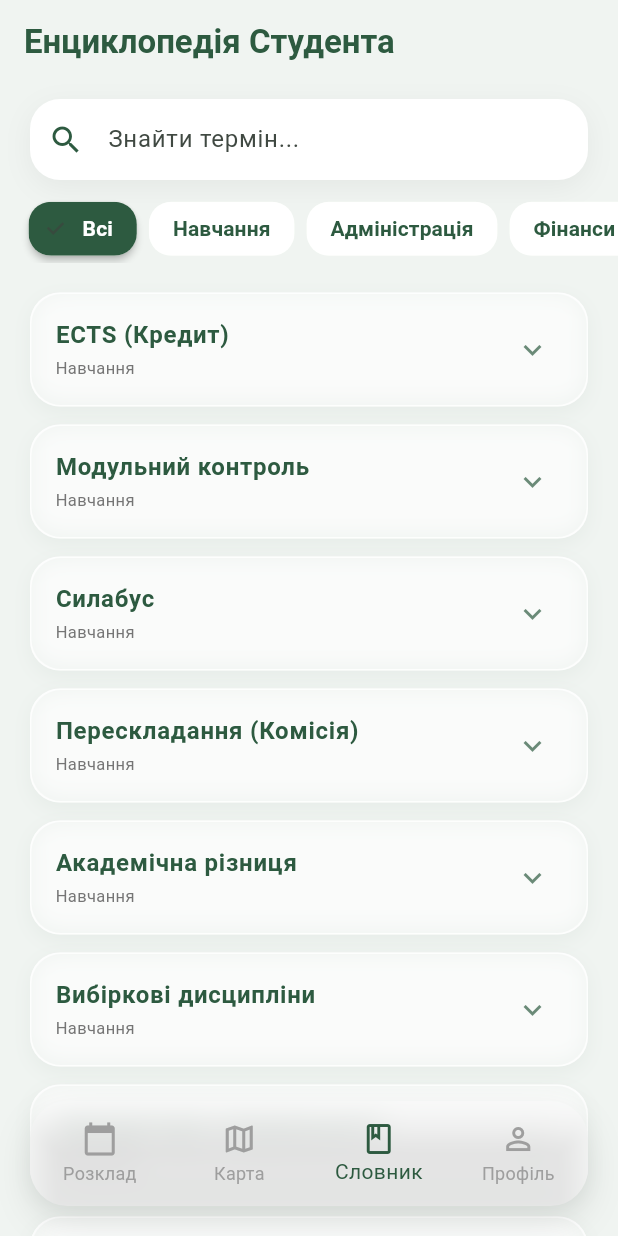
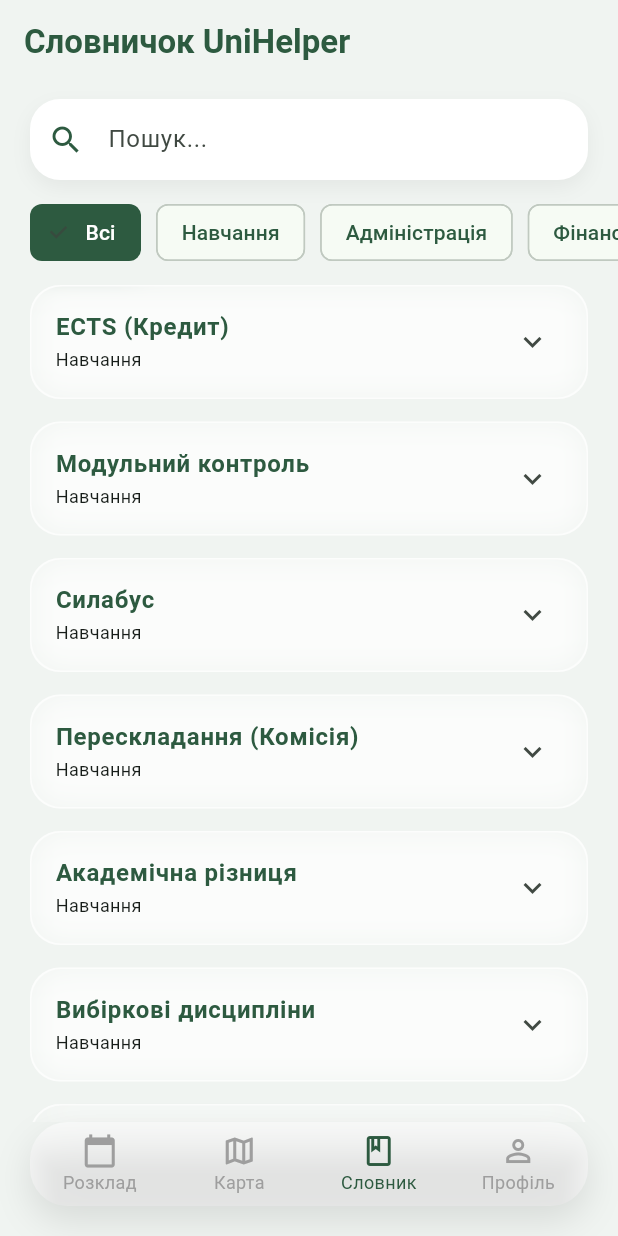
Before and after one commit to viktoriiayakivchuk/uni_helper, a Flutter app: the screen it shows after launch, item 3 of the bottom bar chosen, on a phone screen of 412 x 824 dp. Run offline on Flutter 3.47's test engine with Material 3 defaults, Android fonts, the phone set to English and light mode, and no system bars.

Commit message:
fix: resolve global overflow error and expand glossary content

```diff
--- a/lib/features/glossary/presentation/pages/glossary_page.dart
+++ b/lib/features/glossary/presentation/pages/glossary_page.dart
@@ -15,137 +15,135 @@
 
   final List<String> _categories = ['Всі', 'Навчання', 'Адміністрація', 'Фінанси', 'Побут', 'Права', 'Наука'];
 
-  // Значно розширений список термінів (Вимога №3)
+  // Максимально розширений список термінів (Вимога №3)
   final List<GlossaryItem> _allItems = [
     // --- НАВЧАННЯ ---
     GlossaryItem(
       term: 'ECTS (Кредит)',
-      definition: 'Європейська система перенесення і накопичення кредитів. 1 кредит дорівнює 30 академічним годинам. Для отримання диплома бакалавра необхідно успішно опанувати програму обсягом 240 кредитів. Це "валюта" вашого навчання.',
+      definition: 'Європейська система перенесення і накопичення кредитів. 1 кредит дорівнює 30 академічним годинам. Для отримання диплома бакалавра необхідно опанувати 240 кредитів. Це "валюта" вашого навчання.',
       category: 'Навчання'
     ),
     GlossaryItem(
       term: 'Модульний контроль',
-      definition: 'Перевірка знань після вивчення частини дисципліни. Зазвичай за семестр проводиться 2 модулі. Оцінки за них сумуються з балами за практичні, що формує ваш підсумковий рейтинг без іспиту (автомат).',
+      definition: 'Перевірка знань після вивчення частини дисципліни. Зазвичай проводиться 2 модулі на семестр. Оцінки сумуються з балами за практичні, формуючи "автомат".',
       category: 'Навчання'
     ),
     GlossaryItem(
       term: 'Силабус',
-      definition: 'Ваш головний документ з предмета. Тут прописано: за що ставлять бали, де брати літературу, графік дедлайнів та правила перескладання. Якщо викладач змінює правила "на ходу" — посилайтеся на силабус.',
+      definition: 'Ваш головний документ з предмета. Тут прописано: за що ставлять бали, де брати літературу, графік дедлайнів та правила перескладання.',
       category: 'Навчання'
     ),
     GlossaryItem(
       term: 'Перескладання (Комісія)',
-      definition: 'Остання спроба здати предмет. Якщо ви не здали іспит викладачу з двох спроб, призначається комісія (декілька викладачів). Провал на комісії зазвичай веде до відрахування або повторного курсу.',
+      definition: 'Остання спроба здати предмет. Якщо не здали іспит з двох спроб, призначається комісія викладачів. Провал на комісії зазвичай веде до відрахування.',
       category: 'Навчання'
     ),
     GlossaryItem(
       term: 'Академічна різниця',
-      definition: 'Перелік предметів, які студент має доздати при переведенні на іншу спеціальність або в інший університет. Виникає через розбіжності в навчальних планах.',
+      definition: 'Перелік предметів, які студент має доздати при переведенні на іншу спеціальність через розбіжності в навчальних планах.',
       category: 'Навчання'
     ),
     GlossaryItem(
       term: 'Вибіркові дисципліни',
-      definition: 'Предмети, які ви обираєте самостійно (зазвичай 25% від усієї програми). Це можливість вивчати те, що вам дійсно цікаво, навіть з інших факультетів.',
+      definition: 'Предмети, які ви обираєте самостійно (25% програми). Можливість вивчати те, що вам цікаво, навіть з інших факультетів.',
       category: 'Навчання'
     ),
     GlossaryItem(
-      term: 'Акредитація спеціальності',
-      definition: 'Державна перевірка якості навчання. Якщо спеціальність не акредитована, університет не має права видавати дипломи державного зразка. Завжди перевіряйте статус акредитації!',
+      term: 'Акредитація',
+      definition: 'Державна перевірка якості навчання. Без акредитації університет не має права видавати дипломи державного зразка.',
       category: 'Навчання'
     ),
 
     // --- АДМІНІСТРАЦІЯ ---
     GlossaryItem(
       term: 'Деканат',
-      definition: 'Центральний офіс факультету. Очолюється деканом. Тут ви замовляєте студентський, довідки про навчання (для військкомату чи соцзахисту) та погоджуєте індивідуальні графіки.',
+      definition: 'Центральний офіс факультету. Тут замовляють студентські квитки, довідки про навчання та погоджують індивідуальні графіки.',
       category: 'Адміністрація'
     ),
     GlossaryItem(
       term: 'Вчена рада',
-      definition: 'Колегіальний орган, що приймає ключові рішення: від затвердження тем дисертацій до вибору ректора. Студенти також мають своїх представників у Вченій раді.',
+      definition: 'Колегіальний орган, що приймає стратегічні рішення: від затвердження тем дисертацій до вибору ректора.',
       category: 'Адміністрація'
     ),
     GlossaryItem(
       term: 'Навчальна частина',
-      definition: 'Технічний відділ, що формує розклад пар та іспитів для всього університету. Якщо в розкладі помилка або накладка аудиторій — це питання до них.',
+      definition: 'Відділ, що формує розклад пар та іспитів. Якщо в розкладі накладка аудиторій — це питання до них.',
       category: 'Адміністрація'
     ),
     GlossaryItem(
       term: 'Кафедра',
-      definition: 'Базовий підрозділ, де працюють викладачі вашого профілю. Кожен студент "закріплений" за певною кафедрою, де він обирає наукового керівника для курсових робіт.',
+      definition: 'Базовий підрозділ викладачів вашого профілю. Кожен студент закріплений за кафедрою для вибору наукового керівника.',
       category: 'Адміністрація'
     ),
 
     // --- ФІНАНСИ ---
     GlossaryItem(
       term: 'Рейтинговий бал',
-      definition: 'Число, що визначає ваше місце у черзі на стипендію. Формула: середній бал сесії (вага 0.9) + додаткові бали за науку/спорт/активізм (вага 0.1).',
+      definition: 'Число для черги на стипендію. Складається з середнього балу сесії (90%) та додаткових балів за активність (10%).',
       category: 'Фінанси'
     ),
     GlossaryItem(
       term: 'Податкова знижка',
-      definition: 'Повернення державою 18% від вартості контракту. Оформити її можуть батьки, які офіційно працюють, або сам студент, якщо він працевлаштований офіційно.',
+      definition: 'Повернення державою 18% вартості контракту. Оформити можуть батьки, які працюють офіційно, або сам студент.',
       category: 'Фінанси'
     ),
     GlossaryItem(
       term: 'Соціальна стипендія',
-      definition: 'Виплата для пільгових категорій (ВПО, діти учасників БД, сироти). Вона фіксована і не залежить від місця в рейтингу, але потребує вчасного подання документів у соцвідділ.',
+      definition: 'Фіксована виплата для пільгових категорій (ВПО, сироти). Не залежить від місця в рейтингу успішності.',
       category: 'Фінанси'
     ),
 
     // --- ПОБУТ ---
     GlossaryItem(
       term: 'Коворкінг',
-      definition: 'Простір для навчання з безкоштовним Wi-Fi та розетками. Часто розташовані в бібліотеках або центральних корпусах. Ідеальне місце для роботи над груповими проєктами.',
+      definition: 'Простір для навчання з Wi-Fi та розетками. Ідеальне місце для роботи над проєктами між парами.',
       category: 'Побут'
     ),
     GlossaryItem(
       term: 'Студентське містечко',
-      definition: 'Комплекс гуртожитків. Має свою адміністрацію (дирекцію студмістечка), яка відповідає за поселення, перепустки та оплату за проживання.',
+      definition: 'Комплекс гуртожитків зі своєю адміністрацією, що відповідає за поселення та побутові умови.',
       category: 'Побут'
     ),
     GlossaryItem(
       term: 'Старостат',
-      definition: 'Збори всіх старост факультету з деканом. Місце, де оголошують найважливіші новини та вирішують організаційні питання груп.',
+      definition: 'Збори старост груп із деканом факультету для вирішення організаційних питань.',
       category: 'Побут'
     ),
 
     // --- ПРАВА ---
     GlossaryItem(
       term: 'Академічна свобода',
-      definition: 'Право студента на власний погляд та критику ідей. Викладач не має права занижувати бал лише через те, що ваша думка не збігається з його власною.',
+      definition: 'Право студента на власний погляд. Викладач не має права занижувати бал через розбіжність у думках.',
       category: 'Права'
     ),
     GlossaryItem(
-      term: 'Студентський омбудсмен',
-      definition: 'Захисник інтересів студентів. До нього йдуть, якщо ви стали свідком корупції, булінгу з боку викладачів або порушення ваших прав у гуртожитку.',
+      term: 'Омбудсмен',
+      definition: 'Захисник інтересів студентів. До нього йдуть у випадках корупції, булінгу або порушення прав.',
       category: 'Права'
     ),
     GlossaryItem(
-      term: 'Академічна доброчесність',
-      definition: 'Правила чесного навчання: жодного плагіату чи списування. За порушення (наприклад, копіювання чужої курсової) можуть анулювати роботу або відрахувати.',
+      term: 'Доброчесність',
+      definition: 'Правила чесного навчання: без плагіату та списування. Порушення може призвести до відрахування.',
       category: 'Права'
     ),
 
     // --- НАУКА ---
     GlossaryItem(
       term: 'Тези доповіді',
-      definition: 'Стислий виклад вашого дослідження (1-2 сторінки). Публікація тез у збірнику конференції дає додаткові бали до рейтингу на стипендію.',
+      definition: 'Короткий виклад дослідження (1-2 сторінки). Дає додаткові бали до стипендіального рейтингу.',
       category: 'Наука'
     ),
     GlossaryItem(
       term: 'Індекс Гірша',
-      definition: 'Показник популярності вченого. Якщо ви бачите високий індекс у свого викладача — це знак того, що він реальний фахівець, якого цитують колеги.',
+      definition: 'Показник популярності вченого. Високий індекс свідчить про реальний внесок у науку та цитування колегами.',
       category: 'Наука'
     ),
     GlossaryItem(
-      term: 'Плагіат (Unicheck)',
-      definition: 'Використання чужих текстів без посилань. Більшість університетів перевіряють роботи через систему Unicheck. Допустимий відсоток унікальності зазвичай вище 70-80%.',
+      term: 'Unicheck',
+      definition: 'Професійна система перевірки робіт на плагіат. Більшість університетів вимагають унікальність вище 70-80%.',
       category: 'Наука'
     ),
   ];
-
-
 
   List<GlossaryItem> _filteredItems = [];
 
@@ -170,14 +168,15 @@
     return Scaffold(
       backgroundColor: const Color(0xFFF0F4F1),
       appBar: AppBar(
-        title: const Text('Енциклопедія Студента',
+        title: const Text('Словничок UniHelper',
           style: TextStyle(color: Color(0xFF2D5A40), fontWeight: FontWeight.bold)),
         backgroundColor: Colors.transparent,
         elevation: 0,
       ),
-      body: Column(
+      body: SafeArea( // Забезпечує відступи від країв екрана
+        child: Column(
           children: [
-          // Блок пошуку (Soft UI)
+            // Пошук
             Padding(
               padding: const EdgeInsets.symmetric(horizontal: 20, vertical: 10),
               child: Container(
@@ -185,14 +184,14 @@
                   color: Colors.white,
                   borderRadius: BorderRadius.circular(20),
                   boxShadow: [
-                  BoxShadow(color: Colors.black.withOpacity(0.05), blurRadius: 15, offset: const Offset(0, 5)),
+                    BoxShadow(color: Colors.black.withOpacity(0.05), blurRadius: 10, offset: const Offset(0, 5)),
                   ],
                 ),
                 child: TextField(
                   controller: _searchController,
                   onChanged: (_) => _applyFilters(),
                   decoration: const InputDecoration(
-                  hintText: 'Знайти термін...',
+                    hintText: 'Пошук...',
                     prefixIcon: Icon(Icons.search, color: Color(0xFF2D5A40)),
                     border: InputBorder.none,
                     contentPadding: EdgeInsets.symmetric(vertical: 15),
@@ -201,96 +200,61 @@
               ),
             ),
 
-          // Горизонтальний вибір категорій
+            // Селектор категорій
             SizedBox(
-            height: 45,
+              height: 50,
               child: ListView.builder(
                 scrollDirection: Axis.horizontal,
                 padding: const EdgeInsets.symmetric(horizontal: 15),
                 itemCount: _categories.length,
                 itemBuilder: (context, index) {
-                final category = _categories[index];
-                final isSelected = _selectedCategory == category;
+                  final cat = _categories[index];
+                  final isSelected = _selectedCategory == cat;
                   return Padding(
-                  padding: const EdgeInsets.symmetric(horizontal: 4),
+                    padding: const EdgeInsets.symmetric(horizontal: 5),
                     child: ChoiceChip(
-                    label: Text(category),
+                      label: Text(cat),
                       selected: isSelected,
                       onSelected: (val) {
                         setState(() {
-                        _selectedCategory = category;
+                          _selectedCategory = cat;
                           _applyFilters();
                         });
                       },
                       selectedColor: const Color(0xFF2D5A40),
-                    backgroundColor: Colors.white,
-                    labelStyle: TextStyle(
-                      color: isSelected ? Colors.white : const Color(0xFF2D5A40),
-                      fontWeight: FontWeight.bold
-                    ),
-                    shape: RoundedRectangleBorder(borderRadius: BorderRadius.circular(15)),
-                    side: BorderSide.none,
-                    elevation: 2,
+                      labelStyle: TextStyle(color: isSelected ? Colors.white : const Color(0xFF2D5A40)),
                     ),
                   );
                 },
               ),
             ),
 
-          const SizedBox(height: 10),
-
-          // Список термінів
+            // Список (Expanded вирішує overflow)
             Expanded(
-            child: _filteredItems.isEmpty
-              ? const Center(child: Text('Термін не знайдено'))
-              : ListView.builder(
-                  padding: const EdgeInsets.symmetric(horizontal: 20, vertical: 10),
+              child: ListView.builder(
+                padding: const EdgeInsets.fromLTRB(20, 10, 20, 100), // Нижній відступ 100 для BottomBar
                 itemCount: _filteredItems.length,
                 itemBuilder: (context, index) {
+                  final item = _filteredItems[index];
                   return Container(
-                      margin: const EdgeInsets.only(bottom: 12),
+                    margin: const EdgeInsets.only(bottom: 15),
                     decoration: BoxDecoration(
-                        color: Colors.white.withOpacity(0.8),
+                      color: Colors.white.withOpacity(0.7),
                       borderRadius: BorderRadius.circular(20),
-                        border: Border.all(color: Colors.white.withOpacity(0.5)),
-                        boxShadow: [
-                          BoxShadow(
-                            color: const Color(0xFF2D5A40).withOpacity(0.05),
-                            blurRadius: 10,
-                            offset: const Offset(0, 4),
-                          ),
-                        ],
+                      border: Border.all(color: Colors.white.withOpacity(0.3)),
                     ),
                     child: ClipRRect(
                       borderRadius: BorderRadius.circular(20),
                       child: BackdropFilter(
-                          filter: ImageFilter.blur(sigmaX: 8, sigmaY: 8),
+                        filter: ImageFilter.blur(sigmaX: 10, sigmaY: 10),
                         child: ExpansionTile(
                           iconColor: const Color(0xFF2D5A40),
-                            collapsedIconColor: const Color(0xFF2D5A40).withOpacity(0.7),
-                            title: Text(
-                              _filteredItems[index].term,
-                              style: const TextStyle(
-                                fontWeight: FontWeight.bold,
-                                color: Color(0xFF2D5A40),
-                                fontSize: 16
-                              ),
-                            ),
-                            subtitle: Text(
-                              _filteredItems[index].category,
-                              style: TextStyle(color: Colors.grey[600], fontSize: 11),
-                            ),
+                          title: Text(item.term, style: const TextStyle(fontWeight: FontWeight.bold, color: Color(0xFF2D5A40))),
+                          subtitle: Text(item.category, style: const TextStyle(fontSize: 12)),
                           children: [
                             Padding(
-                                padding: const EdgeInsets.fromLTRB(16, 0, 16, 16),
-                                child: Text(
-                                  _filteredItems[index].definition,
-                                  style: const TextStyle(
-                                    fontSize: 14,
-                                    height: 1.6,
-                                    color: Colors.black87
-                                  ),
-                                ),
+                              padding: const EdgeInsets.all(16),
+                              child: Text(item.definition, style: const TextStyle(height: 1.4)),
                             ),
                           ],
                         ),
@@ -302,6 +266,7 @@
             ),
           ],
         ),
+      ),
     );
   }
 }
--- a/lib/features/navigation/presentation/pages/main_screen.dart
+++ b/lib/features/navigation/presentation/pages/main_screen.dart
@@ -2,6 +2,7 @@
 import 'package:flutter/material.dart';
 import '../../../schedule/presentation/pages/pages/schedule_page.dart';
 import '../../../glossary/presentation/pages/glossary_page.dart';
+
 class MainScreen extends StatefulWidget {
   const MainScreen({super.key});
 
@@ -12,11 +13,10 @@
 class _MainScreenState extends State<MainScreen> {
   int _selectedIndex = 0;
 
-  // Список сторінок згідно з вимогами 1, 2, 3...
   static const List<Widget> _pages = [
-    SchedulePage(), // Вимога №2
-    Center(child: Text('Карта (Заглушка)')), // Вимога №1
-    GlossaryPage(), // Вимога №3
+    SchedulePage(),
+    Center(child: Text('Карта (Заглушка)')),
+    GlossaryPage(),
     Center(child: Text('Профіль')),
   ];
 
@@ -29,13 +29,20 @@
   @override
   Widget build(BuildContext context) {
     return Scaffold(
-      extendBody: true, // Важливо для прозорості BottomNavigationBar
-      body: _pages[_selectedIndex],
-      bottomNavigationBar: Container(
-        margin: const EdgeInsets.all(20),
-        height: 70,
+      // extendBody залишаємо для ефекту прозорості під баром
+      extendBody: true,
+      // Використовуємо IndexedStack, щоб зберігати стан сторінок при перемиканні
+      body: IndexedStack(
+        index: _selectedIndex,
+        children: _pages,
+      ),
+      bottomNavigationBar: Padding(
+        // Додаємо відступи, щоб створити ефект "плаваючої" панелі Soft UI
+        padding: const EdgeInsets.fromLTRB(20, 0, 20, 20),
+        child: Container(
+          // ПРИБРАНО жорстку висоту height: 70, яка викликала overflow
           decoration: BoxDecoration(
-          borderRadius: BorderRadius.circular(25), // Soft UI: BorderRadius 20+
+            borderRadius: BorderRadius.circular(25),
             boxShadow: [
               BoxShadow(
                 color: Colors.black.withOpacity(0.1),
@@ -51,11 +58,14 @@
               child: BottomNavigationBar(
                 currentIndex: _selectedIndex,
                 onTap: _onItemTapped,
-              backgroundColor: Colors.white.withOpacity(0.7), // Glassmorphism
-              selectedItemColor: const Color(0xFF2D5A40), // Наш бренд-колір
+                backgroundColor: Colors.white.withOpacity(0.7),
+                selectedItemColor: const Color(0xFF2D5A40),
                 unselectedItemColor: Colors.grey,
                 showSelectedLabels: true,
                 type: BottomNavigationBarType.fixed,
+                // Додаємо невеликий внутрішній відступ для іконок
+                selectedFontSize: 12,
+                unselectedFontSize: 12,
                 items: const [
                   BottomNavigationBarItem(icon: Icon(Icons.calendar_today), label: 'Розклад'),
                   BottomNavigationBarItem(icon: Icon(Icons.map_outlined), label: 'Карта'),
@@ -66,6 +76,7 @@
             ),
           ),
         ),
+      ),
     );
   }
 }
--- a/lib/features/schedule/presentation/pages/pages/schedule_page.dart
+++ b/lib/features/schedule/presentation/pages/pages/schedule_page.dart
@@ -24,18 +24,18 @@
           ),
         ),
       ),
-      body: SingleChildScrollView(
-        padding: const EdgeInsets.fromLTRB(20, 100, 20, 20),
+      body: const SingleChildScrollView(
+        padding: EdgeInsets.fromLTRB(20, 100, 20, 20),
         child: Column(
           children: [
             // Тут будуть ваші віджети перемикача та календаря
-            const SizedBox(height: 20),
+            SizedBox(height: 20),
             LessonCard(
               title: "Процедурне програмування",
               time: "9:00 – 10:30",
               type: "Лекція",
               teacher: "Віктор Іванченко",
-              themeColor: const Color(0xFF2D5A40),
+              themeColor: Color(0xFF2D5A40),
             ),
             // Додайте інші картки...
           ],
```
Lines whose indentation alone changed are shown as unchanged.
